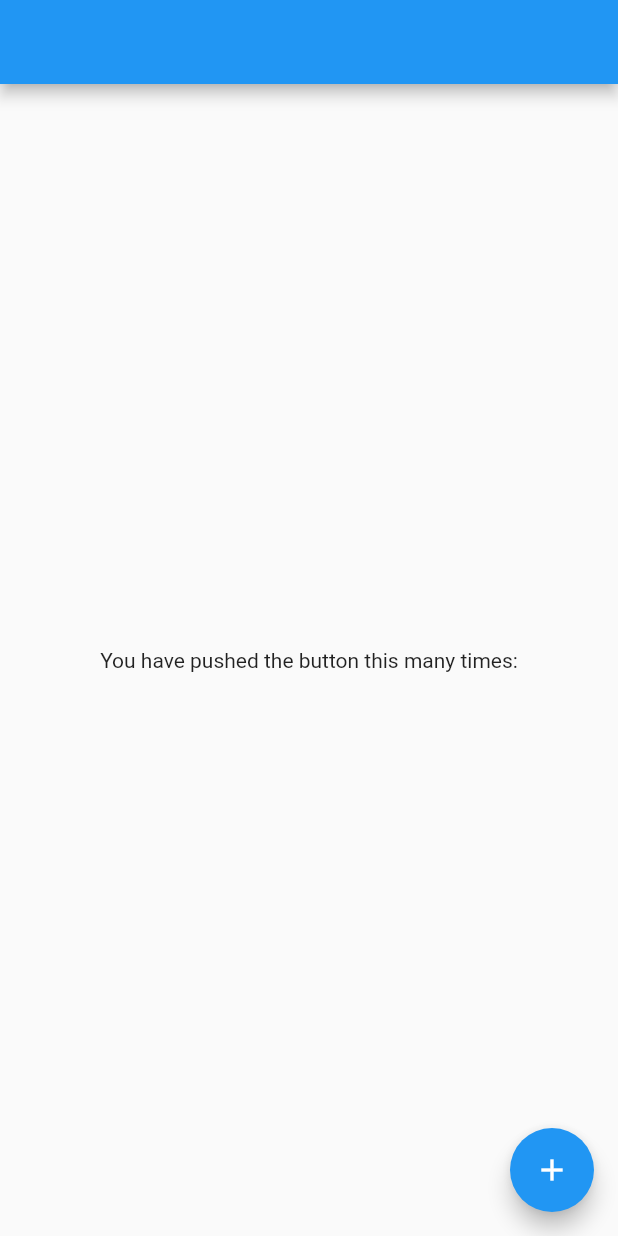
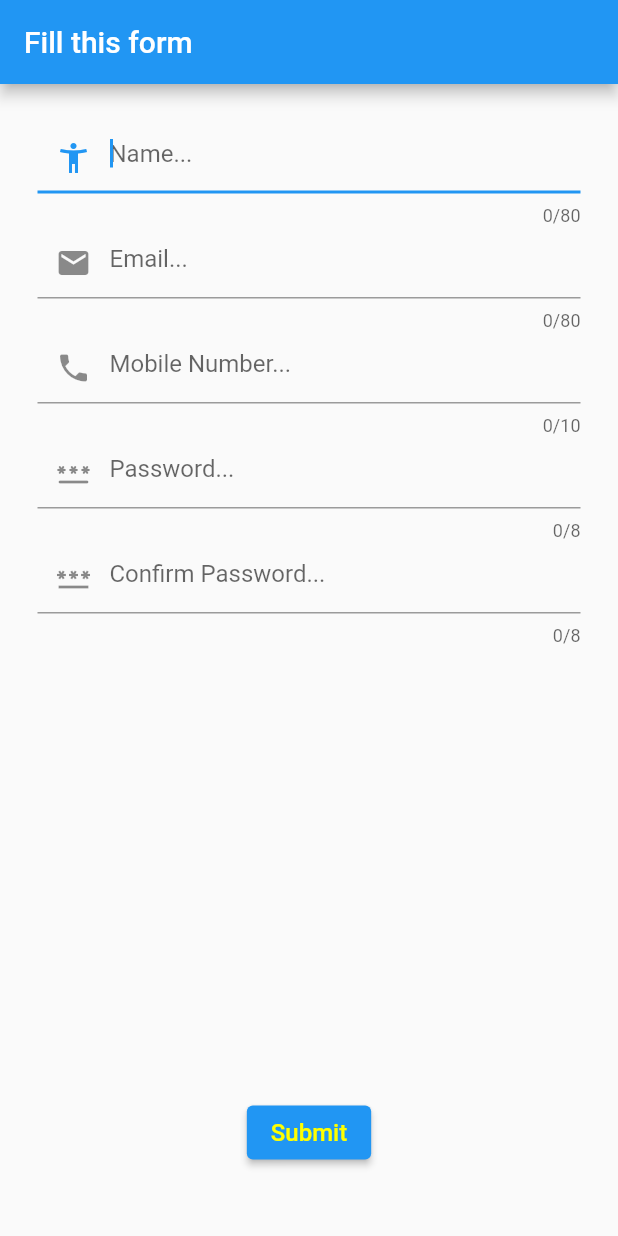
Before and after one commit to chalaniS/third, a Flutter app: the screen it shows after launch, on a phone screen of 412 x 824 dp. Run offline on Flutter 3.47's test engine with Material 2 defaults, Android fonts, the phone set to English and light mode, and no system bars; our stand-ins replace device_preview.

Commit message:
create a form to validate data

```diff
--- /dev/null
+++ b/lib/form.dart
@@ -0,0 +1,195 @@
+import 'package:flutter/foundation.dart';
+import 'package:flutter/material.dart';
+
+class MyForm extends StatefulWidget {
+  const MyForm({Key? key}) : super(key: key);
+
+  @override
+  State<MyForm> createState() => _MyFormState();
+}
+
+class _MyFormState extends State<MyForm> {
+
+  final _formKey = GlobalKey<FormState>();
+
+  late String _name;
+  late String _email;
+  late String _mobile;
+  late String _password;
+
+  Widget _buildNameField(){
+    return  TextFormField(
+      decoration: const InputDecoration(
+        prefixIcon:  Icon(Icons.accessibility_new),
+        hintText: 'Name...',
+      ),
+      cursorColor: Colors.blue,
+      maxLength: 80,
+      autofocus: true,
+      onSaved: (text){
+        _name = text!;
+        if (kDebugMode) {
+          print(_name);
+
+        }},
+      validator: (text){
+        HelperValidator.nameValidate(text!);
+        return null;
+      },
+
+    );
+  }
+
+  Widget _buildEmailField(){
+    return  TextFormField(
+      decoration: const InputDecoration(
+        prefixIcon:  Icon(Icons.email),
+        hintText: 'Email...',
+      ),
+      maxLength: 80,
+      onSaved: (text){
+        _email = text!;
+        if (kDebugMode) {
+          print(_email);
+        }
+      },
+      validator: (text){
+        if(text!.isEmpty){
+          return "Email can not be empty";
+        }
+        return null;
+      },
+    );
+  }
+
+  Widget _buildMobileField(){
+    return  TextFormField(
+      decoration: const InputDecoration(
+        prefixIcon:  Icon(Icons.phone),
+        hintText: 'Mobile Number...',
+      ),
+      maxLength: 10,
+      keyboardType: TextInputType.number,
+      onSaved: (text){
+        _mobile = text!;
+        if (kDebugMode) {
+          print(_mobile);
+        }
+      },
+      validator: (text){
+        if(text!.isEmpty){
+          return "Mobile Number can not be empty";
+        }
+        return null;
+      },
+    );
+  }
+
+  Widget _buildPassWordField(){
+    return  TextFormField(
+      decoration: const InputDecoration(
+        prefixIcon:  Icon(Icons.password_rounded),
+        hintText: 'Password...',
+      ),
+      obscureText: true,
+      maxLength: 8,
+      onSaved: (text){
+        _email = text!;
+      },
+      validator: (text){
+        if(text!.isEmpty){
+          return "Password can not be empty";
+        }
+        return null;
+      },
+    );
+  }
+
+  Widget _buildConfirmPassWordField(){
+    return  TextFormField(
+      decoration: const InputDecoration(
+        prefixIcon:  Icon(Icons.password_sharp),
+        hintText: 'Confirm Password...',
+      ),
+      obscureText: true,
+      maxLength: 8,
+      validator: (text){
+
+        if(text!.isEmpty) {
+          return "Confirm Password can not be empty";
+        }
+        else if (_password == text) {
+          return "Password is not matched";
+        }
+        else {
+          return null;
+        }
+
+      },
+    );
+  }
+
+  @override
+  Widget build(BuildContext context) {
+    return Scaffold(
+        appBar: AppBar(
+        title: const Text("Fill this form"),
+        ),
+
+      body: SingleChildScrollView(
+        child: Form(
+          key: _formKey ,
+          child: Container(
+            margin: const EdgeInsets.all(25.0),
+            child: Column(
+              children:  <Widget>[
+                _buildNameField(),
+                _buildEmailField(),
+                _buildMobileField(),
+                _buildPassWordField(),
+                _buildConfirmPassWordField(),
+
+                const SizedBox(
+                  height: 300,
+                ),
+                ElevatedButton(
+                    onPressed: () {
+                    if (_formKey.currentState!.validate()) {
+                      _formKey.currentState?.save();
+                      if (kDebugMode) {
+                        print(_name);
+                      }
+                    }
+                  },
+                 child: const Text(
+                   'Submit',
+                   style: TextStyle(
+                     color: Colors.yellowAccent,
+                     fontSize: 16.0,
+                   ),
+                 ),
+                )
+              ],
+            ),
+          ),
+        ),
+      ),
+    );
+  }
+}
+
+class HelperValidator {
+  static String nameValidate(String value){
+    if (kDebugMode) {
+      print(value);
+    }
+
+    if(value.isEmpty){
+      return "Name can not be empty";
+    }
+
+
+      return value;
+
+  }
+}
--- a/lib/main.dart
+++ b/lib/main.dart
@@ -1,7 +1,9 @@
 import 'package:flutter/foundation.dart';
 import 'package:flutter/material.dart';
 import 'package:device_preview/device_preview.dart';
-import 'screens/home_page.dart';
+
+import 'form.dart';
+
 
 void main() => runApp(
   DevicePreview(
@@ -24,7 +26,62 @@ class MyApp extends StatelessWidget {
       builder: DevicePreview.appBuilder,
       title: 'Flutter demo',
       theme: ThemeData(primaryColor: Colors.lightBlue[800]),
-      home:  MyHomePage(title: '',),
+      home:  const MyForm(),
     );
   }
 }
+//
+//
+// class MyHomePage extends StatefulWidget {
+//   const MyHomePage({super.key, required this.title});
+//   final String title;
+//
+//   @override
+//   State<MyHomePage> createState() => _MyHomePageState();
+// }
+//
+// class _MyHomePageState extends State<MyHomePage> {
+//
+//   @override
+//   Widget build(BuildContext context) {
+//
+//     return Scaffold(
+//       appBar: AppBar(
+//         title: const Text(
+//           'Text field'
+//         ),
+//       ),
+//       body: Center(
+//         child: Column(
+//           children: const [
+//             Padding(
+//                 padding: EdgeInsets.all(20.0),
+//               child: TextField(
+//                 maxLength: 8,
+//                 keyboardType:  TextInputType.number,
+//                 decoration: InputDecoration(
+//                   prefixIcon:  Icon(Icons.search),
+//                 ),
+//                 style: TextStyle(
+//                   fontSize: 30.0
+//                 ),
+//               ),
+//             ),
+//             Padding(
+//               padding: EdgeInsets.all(20.0),
+//               child: TextField(
+//                 maxLength: 8,
+//                 autofocus: true,
+//                 keyboardType:  TextInputType.number,
+//                 style: TextStyle(
+//                     fontSize: 30.0
+//                 ),
+//               ),
+//             ),
+//           ],
+//         ),
+//       ),
+//     );
+//   }
+// }
+//
--- a/lib/screens/home_page.dart
+++ /dev/null
@@ -1,46 +0,0 @@
-import 'package:flutter/material.dart';
-import 'second_screen.dart';
-
-class MyHomePage extends StatefulWidget {
-  const MyHomePage({super.key, required this.title});
-  final String title;
-
-  @override
-  State<MyHomePage> createState() => _MyHomePageState();
-}
-
-class _MyHomePageState extends State<MyHomePage> {
-
-  @override
-  Widget build(BuildContext context) {
-
-    return Scaffold(
-      appBar: AppBar(
-        title: Text(widget.title),
-      ),
-      body: Center(
-        child: Column(
-          mainAxisAlignment: MainAxisAlignment.center,
-          children: const <Widget>[
-            Text(
-              'You have pushed the button this many times:',
-            ),
-          ],
-        ),
-      ),
-
-      floatingActionButton:  FloatingActionButton(
-        onPressed: () {
-          Navigator.push(
-            context,
-            MaterialPageRoute(
-                builder: (context) =>  SecondScreen("Hello")
-            ),
-          );
-        },
-          tooltip: 'Increment',
-          child: const Icon(Icons.add),
-        ), // This trailing comma makes auto-formatting nicer for build methods.
-    );
-  }
-}
```
Also changed, not shown: lib/screens/second_screen.dart (deleted, +0 -37 lines).
